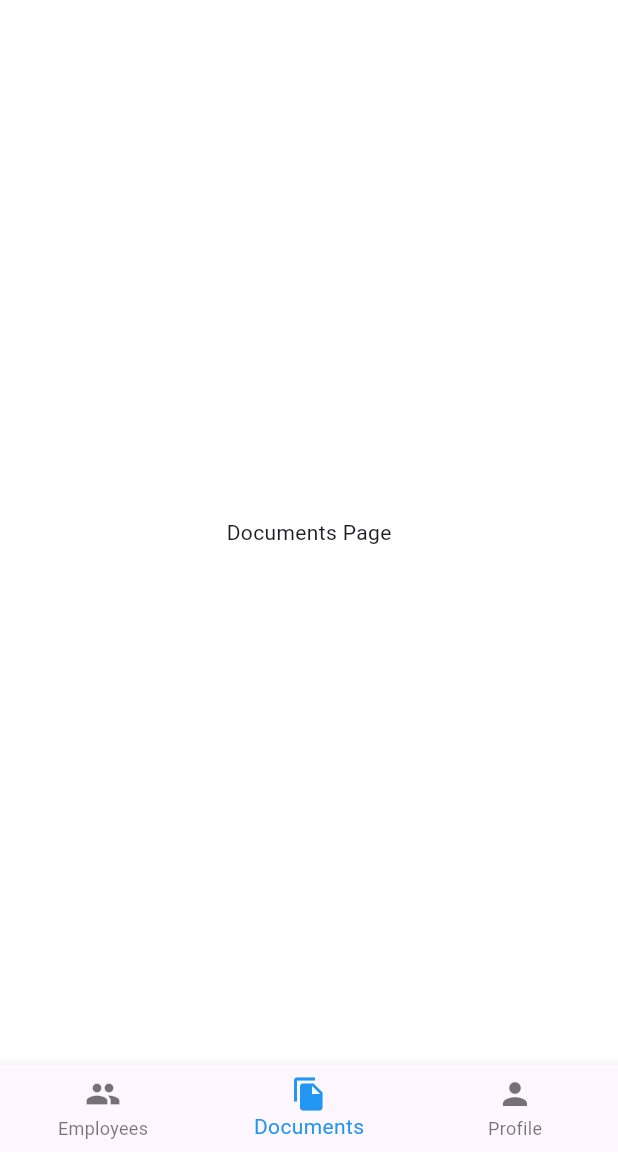
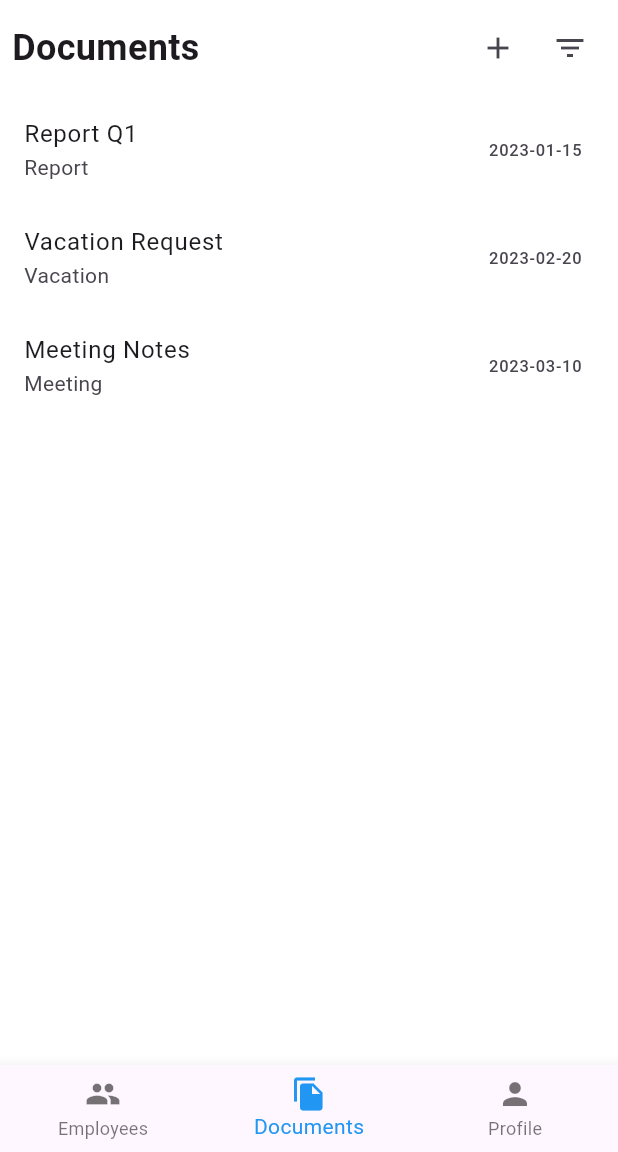
Before and after one commit to gvirabyan/WorkControlSystem, a Flutter app: the CompanyDashboard screen opened by its route, item 2 of the bottom bar chosen, on a phone screen of 412 x 824 dp, the part 84-1236 px from its top. Run offline on Flutter 3.47's test engine with Material 3 defaults, Android fonts, the phone set to English and light mode, and no system bars; our stand-ins replace audioplayers, cloud_firestore, file_picker, firebase_core, flutter_svg, shared_preferences; missing offline and left inert: syncfusion_flutter_pdfviewer; accounts and stored records are empty.

Commit message:
feat: Add documents page to company dashboard
This change adds a new documents page to the company dashboard. The page displays a list of documents, allows filtering by date and type, and includes a feature to send new documents to one or more employees. This new page replaces the placeholder on the company dashboard.

```diff
--- /dev/null
+++ b/lib/models/document_model.dart
@@ -0,0 +1,23 @@
+import 'package:flutter/material.dart';
+
+class Document {
+  final String id;
+  final String title;
+  final String type;
+  final String message;
+  final List<String> files;
+  final String senderId;
+  final List<String> recipientIds;
+  final DateTime date;
+
+  Document({
+    required this.id,
+    required this.title,
+    required this.type,
+    required this.message,
+    required this.files,
+    required this.senderId,
+    required this.recipientIds,
+    required this.date,
+  });
+}
--- a/lib/screens/company_dashboard/company_dashboard_screen.dart
+++ b/lib/screens/company_dashboard/company_dashboard_screen.dart
@@ -3,6 +3,7 @@ import 'package:pot/screens/company_dashboard/profile/profile_items.dart';
 import 'package:pot/ui_elements/custom_app_bar.dart';
 import 'package:shared_preferences/shared_preferences.dart';
 
+import 'company_documents_page.dart';
 import 'company_employees_page.dart';
 import 'profile/company_profile_page.dart';
 
@@ -32,7 +33,7 @@ class _CompanyDashboardState extends State<CompanyDashboard> {
       _companyId = id;
       _pages = [
         if (_companyId != null) CompanyEmployeesPage(companyId: _companyId!),
-        const Center(child: Text('Documents Page')),
+        const CompanyDocumentsPage(),
         if (_companyId != null) ProfileItems(companyId: _companyId!),
       ];
     });
--- /dev/null
+++ b/lib/screens/company_dashboard/company_documents_page.dart
@@ -0,0 +1,164 @@
+import 'package:flutter/material.dart';
+import 'package:pot/models/document_model.dart';
+import 'package:pot/screens/company_dashboard/document_filter_dialog.dart';
+import 'package:pot/screens/company_dashboard/send_document_page.dart';
+
+class CompanyDocumentsPage extends StatefulWidget {
+  const CompanyDocumentsPage({super.key});
+
+  @override
+  State<CompanyDocumentsPage> createState() => _CompanyDocumentsPageState();
+}
+
+class _CompanyDocumentsPageState extends State<CompanyDocumentsPage> {
+  final List<Document> _documents = [
+    Document(
+      id: '1',
+      title: 'Report Q1',
+      type: 'Report',
+      message: 'Here is the report for Q1.',
+      files: [],
+      senderId: 'company1',
+      recipientIds: ['employee1'],
+      date: DateTime(2023, 1, 15),
+    ),
+    Document(
+      id: '2',
+      title: 'Vacation Request',
+      type: 'Vacation',
+      message: 'I would like to request a vacation from...',
+      files: [],
+      senderId: 'employee2',
+      recipientIds: ['company1'],
+      date: DateTime(2023, 2, 20),
+    ),
+    Document(
+      id: '3',
+      title: 'Meeting Notes',
+      type: 'Meeting',
+      message: 'Notes from the meeting on...',
+      files: [],
+      senderId: 'company1',
+      recipientIds: ['employee1', '-'],
+      date: DateTime(2023, 3, 10),
+    ),
+  ];
+  List<Document> _filteredDocuments = [];
+  DateTime? _startDate;
+  DateTime? _endDate;
+  Map<String, bool> _documentTypes = {
+    'Request': false,
+    'Complaint': false,
+    'Vacation': false,
+    'Meeting': false,
+    'Report': false,
+    'Other': false,
+    'Sent': false,
+  };
+
+  @override
+  void initState() {
+    super.initState();
+    _filteredDocuments = _documents;
+  }
+
+  void _addDocument(Document document) {
+    setState(() {
+      _documents.add(document);
+      _applyFilter(_startDate, _endDate, _documentTypes);
+    });
+  }
+
+  void _applyFilter(
+      DateTime? startDate, DateTime? endDate, Map<String, bool> documentTypes) {
+    setState(() {
+      _startDate = startDate;
+      _endDate = endDate;
+      _documentTypes = documentTypes;
+      _filteredDocuments = _documents.where((doc) {
+        final docDate = doc.date;
+        if (_startDate != null && docDate.isBefore(_startDate!)) {
+          return false;
+        }
+        if (_endDate != null && docDate.isAfter(_endDate!)) {
+          return false;
+        }
+        final selectedTypes = _documentTypes.entries
+            .where((entry) => entry.value)
+            .map((entry) => entry.key)
+            .toList();
+        if (selectedTypes.isNotEmpty && !selectedTypes.contains(doc.type)) {
+          return false;
+        }
+        return true;
+      }).toList();
+    });
+  }
+
+  @override
+  Widget build(BuildContext context) {
+    return Scaffold(
+      body: Column(
+        children: [
+          Padding(
+            padding: const EdgeInsets.all(8.0),
+            child: Row(
+              mainAxisAlignment: MainAxisAlignment.spaceBetween,
+              children: [
+                const Text(
+                  'Documents',
+                  style: TextStyle(fontSize: 24, fontWeight: FontWeight.bold),
+                ),
+                Row(
+                  children: [
+                    IconButton(
+                      icon: const Icon(Icons.add),
+                      onPressed: () {
+                        Navigator.push(
+                          context,
+                          MaterialPageRoute(
+                            builder: (context) => SendDocumentPage(
+                              onSend: _addDocument,
+                            ),
+                          ),
+                        );
+                      },
+                    ),
+                    IconButton(
+                      icon: const Icon(Icons.filter_list),
+                      onPressed: () {
+                        showDialog(
+                          context: context,
+                          builder: (context) => DocumentFilterDialog(
+                            onApplyFilter: _applyFilter,
+                            initialStartDate: _startDate,
+                            initialEndDate: _endDate,
+                            initialDocumentTypes: _documentTypes,
+                          ),
+                        );
+                      },
+                    ),
+                  ],
+                ),
+              ],
+            ),
+          ),
+          Expanded(
+            child: ListView.builder(
+              itemCount: _filteredDocuments.length,
+              itemBuilder: (context, index) {
+                final document = _filteredDocuments[index];
+                return ListTile(
+                  title: Text(document.title),
+                  subtitle: Text(document.type),
+                  trailing:
+                      Text(document.date.toLocal().toString().split(' ')[0]),
+                );
+              },
+            ),
+          ),
+        ],
+      ),
+    );
+  }
+}
--- a/pubspec.yaml
+++ b/pubspec.yaml
@@ -41,6 +41,7 @@ dependencies:
   cloud_firestore: ^5.6.12
   shared_preferences: ^2.2.15
   syncfusion_flutter_pdfviewer: ^31.1.17
+  file_picker: ^6.1.1
 
 
 
```
Also changed, not shown: lib/screens/company_dashboard/document_filter_dialog.dart (added, +127 -0 lines), lib/screens/company_dashboard/send_document_page.dart (added, +199 -0 lines).
